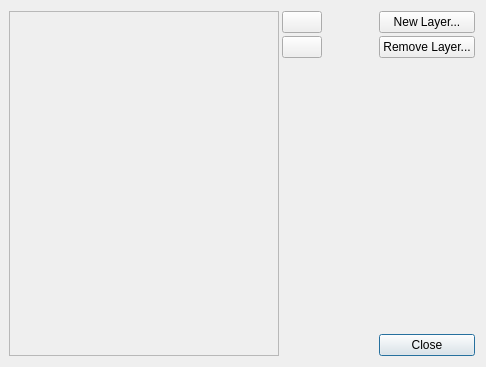
This is DMHelper/src/layerseditdialog.ui in MMetze/DMHelper as Qt 5 draws it before an edit. The edited form follows.
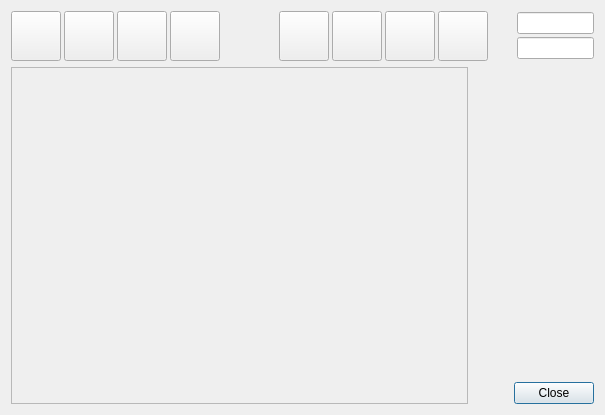
This is the edited form. Icons and pictures are not drawn.

Commit message: First version updated layer edit dialog

Patch:
```diff
--- a/DMHelper/src/layerseditdialog.ui
+++ b/DMHelper/src/layerseditdialog.ui
@@ -6,8 +6,8 @@
    <rect>
     <x>0</x>
     <y>0</y>
-    <width>486</width>
-    <height>367</height>
+    <width>605</width>
+    <height>415</height>
    </rect>
   </property>
   <property name="windowTitle">
@@ -16,41 +16,177 @@
   <property name="styleSheet">
    <string notr="true">background-image: url(:/img/data/parchment.jpg);</string>
   </property>
-  <layout class="QHBoxLayout" name="horizontalLayout" stretch="10,1,2,1">
-   <property name="spacing">
-    <number>3</number>
-   </property>
-   <property name="leftMargin">
-    <number>9</number>
-   </property>
+  <layout class="QVBoxLayout" name="verticalLayout_3">
    <item>
-    <widget class="QScrollArea" name="scrollArea">
-     <property name="sizePolicy">
-      <sizepolicy hsizetype="MinimumExpanding" vsizetype="Expanding">
-       <horstretch>0</horstretch>
-       <verstretch>0</verstretch>
-      </sizepolicy>
-     </property>
-     <property name="widgetResizable">
-      <bool>true</bool>
-     </property>
-     <widget class="QWidget" name="scrollAreaWidgetContents">
-      <property name="geometry">
-       <rect>
-        <x>0</x>
-        <y>0</y>
-        <width>262</width>
-        <height>347</height>
-       </rect>
-      </property>
-     </widget>
-    </widget>
-   </item>
-   <item>
-    <layout class="QVBoxLayout" name="verticalLayout_2">
+    <layout class="QHBoxLayout" name="horizontalLayout_2">
      <property name="spacing">
       <number>3</number>
      </property>
+     <item>
+      <widget class="QPushButton" name="btnScaleScene">
+       <property name="minimumSize">
+        <size>
+         <width>50</width>
+         <height>50</height>
+        </size>
+       </property>
+       <property name="maximumSize">
+        <size>
+         <width>50</width>
+         <height>50</height>
+        </size>
+       </property>
+       <property name="toolTip">
+        <string>Scale the layer to fit the scene</string>
+       </property>
+       <property name="text">
+        <string/>
+       </property>
+       <property name="icon">
+        <iconset resource="resources.qrc">
+         <normaloff>:/img/data/icon_image_fill.png</normaloff>:/img/data/icon_image_fill.png</iconset>
+       </property>
+       <property name="iconSize">
+        <size>
+         <width>40</width>
+         <height>40</height>
+        </size>
+       </property>
+       <property name="autoDefault">
+        <bool>false</bool>
+       </property>
+       <property name="flat">
+        <bool>false</bool>
+       </property>
+      </widget>
+     </item>
+     <item>
+      <widget class="QPushButton" name="btnMinimumExpand">
+       <property name="minimumSize">
+        <size>
+         <width>50</width>
+         <height>50</height>
+        </size>
+       </property>
+       <property name="maximumSize">
+        <size>
+         <width>50</width>
+         <height>50</height>
+        </size>
+       </property>
+       <property name="toolTip">
+        <string>Scale the layer to fully fit in the scene, preserving the aspect ratio</string>
+       </property>
+       <property name="text">
+        <string/>
+       </property>
+       <property name="icon">
+        <iconset resource="resources.qrc">
+         <normaloff>:/img/data/icon_image_min.png</normaloff>:/img/data/icon_image_min.png</iconset>
+       </property>
+       <property name="iconSize">
+        <size>
+         <width>40</width>
+         <height>40</height>
+        </size>
+       </property>
+       <property name="autoDefault">
+        <bool>false</bool>
+       </property>
+       <property name="flat">
+        <bool>false</bool>
+       </property>
+      </widget>
+     </item>
+     <item>
+      <widget class="QPushButton" name="btnMaximumExpand">
+       <property name="minimumSize">
+        <size>
+         <width>50</width>
+         <height>50</height>
+        </size>
+       </property>
+       <property name="maximumSize">
+        <size>
+         <width>50</width>
+         <height>50</height>
+        </size>
+       </property>
+       <property name="toolTip">
+        <string>Scale the layer to fully cover the scene, preserving the aspect ratio</string>
+       </property>
+       <property name="text">
+        <string/>
+       </property>
+       <property name="icon">
+        <iconset resource="resources.qrc">
+         <normaloff>:/img/data/icon_image_max.png</normaloff>:/img/data/icon_image_max.png</iconset>
+       </property>
+       <property name="iconSize">
+        <size>
+         <width>40</width>
+         <height>40</height>
+        </size>
+       </property>
+       <property name="autoDefault">
+        <bool>false</bool>
+       </property>
+       <property name="flat">
+        <bool>false</bool>
+       </property>
+      </widget>
+     </item>
+     <item>
+      <widget class="QPushButton" name="btnScaleOriginal">
+       <property name="minimumSize">
+        <size>
+         <width>50</width>
+         <height>50</height>
+        </size>
+       </property>
+       <property name="maximumSize">
+        <size>
+         <width>50</width>
+         <height>50</height>
+        </size>
+       </property>
+       <property name="toolTip">
+        <string>Scale the layer to fit its contents original size</string>
+       </property>
+       <property name="text">
+        <string/>
+       </property>
+       <property name="icon">
+        <iconset resource="resources.qrc">
+         <normaloff>:/img/data/icon_image_original.png</normaloff>:/img/data/icon_image_original.png</iconset>
+       </property>
+       <property name="iconSize">
+        <size>
+         <width>40</width>
+         <height>40</height>
+        </size>
+       </property>
+       <property name="autoDefault">
+        <bool>false</bool>
+       </property>
+       <property name="flat">
+        <bool>false</bool>
+       </property>
+      </widget>
+     </item>
+     <item>
+      <spacer name="horizontalSpacer_2">
+       <property name="orientation">
+        <enum>Qt::Horizontal</enum>
+       </property>
+       <property name="sizeHint" stdset="0">
+        <size>
+         <width>40</width>
+         <height>20</height>
+        </size>
+       </property>
+      </spacer>
+     </item>
      <item>
       <widget class="QPushButton" name="btnUp">
        <property name="sizePolicy">
@@ -59,6 +195,21 @@
          <verstretch>0</verstretch>
         </sizepolicy>
        </property>
+       <property name="minimumSize">
+        <size>
+         <width>50</width>
+         <height>50</height>
+        </size>
+       </property>
+       <property name="maximumSize">
+        <size>
+         <width>50</width>
+         <height>50</height>
+        </size>
+       </property>
+       <property name="toolTip">
+        <string>Move Layer upwards/backwards</string>
+       </property>
        <property name="text">
         <string/>
        </property>
@@ -68,8 +219,8 @@
        </property>
        <property name="iconSize">
         <size>
-         <width>36</width>
-         <height>36</height>
+         <width>40</width>
+         <height>40</height>
         </size>
        </property>
       </widget>
@@ -82,6 +233,21 @@
          <verstretch>0</verstretch>
         </sizepolicy>
        </property>
+       <property name="minimumSize">
+        <size>
+         <width>50</width>
+         <height>50</height>
+        </size>
+       </property>
+       <property name="maximumSize">
+        <size>
+         <width>50</width>
+         <height>50</height>
+        </size>
+       </property>
+       <property name="toolTip">
+        <string>Move Layer downwards/forewards</string>
+       </property>
        <property name="text">
         <string/>
        </property>
@@ -91,85 +257,308 @@
        </property>
        <property name="iconSize">
         <size>
-         <width>36</width>
-         <height>36</height>
-        </size>
-       </property>
-      </widget>
-     </item>
-     <item>
-      <spacer name="verticalSpacer_2">
-       <property name="orientation">
-        <enum>Qt::Vertical</enum>
-       </property>
-       <property name="sizeHint" stdset="0">
-        <size>
-         <width>20</width>
+         <width>40</width>
          <height>40</height>
         </size>
        </property>
-      </spacer>
+      </widget>
      </item>
-    </layout>
-   </item>
-   <item>
-    <spacer name="horizontalSpacer">
-     <property name="orientation">
-      <enum>Qt::Horizontal</enum>
-     </property>
-     <property name="sizeType">
-      <enum>QSizePolicy::Preferred</enum>
-     </property>
-     <property name="sizeHint" stdset="0">
-      <size>
-       <width>40</width>
-       <height>20</height>
-      </size>
-     </property>
-    </spacer>
-   </item>
-   <item>
-    <layout class="QVBoxLayout" name="verticalLayout">
-     <property name="spacing">
-      <number>3</number>
-     </property>
      <item>
       <widget class="QPushButton" name="btnNewLayer">
+       <property name="minimumSize">
+        <size>
+         <width>50</width>
+         <height>50</height>
+        </size>
+       </property>
+       <property name="maximumSize">
+        <size>
+         <width>50</width>
+         <height>50</height>
+        </size>
+       </property>
+       <property name="toolTip">
+        <string>Add Layer...</string>
+       </property>
        <property name="text">
-        <string>New Layer...</string>
+        <string/>
+       </property>
+       <property name="icon">
+        <iconset resource="resources.qrc">
+         <normaloff>:/img/data/icon_plus.png</normaloff>:/img/data/icon_plus.png</iconset>
+       </property>
+       <property name="iconSize">
+        <size>
+         <width>40</width>
+         <height>40</height>
+        </size>
        </property>
       </widget>
      </item>
      <item>
       <widget class="QPushButton" name="btnRemoveLayer">
-       <property name="text">
+       <property name="minimumSize">
+        <size>
+         <width>50</width>
+         <height>50</height>
+        </size>
+       </property>
+       <property name="maximumSize">
+        <size>
+         <width>50</width>
+         <height>50</height>
+        </size>
+       </property>
+       <property name="toolTip">
         <string>Remove Layer...</string>
        </property>
-      </widget>
-     </item>
-     <item>
-      <spacer name="verticalSpacer">
-       <property name="orientation">
-        <enum>Qt::Vertical</enum>
+       <property name="text">
+        <string/>
        </property>
-       <property name="sizeHint" stdset="0">
+       <property name="icon">
+        <iconset resource="resources.qrc">
+         <normaloff>:/img/data/icon_remove.png</normaloff>:/img/data/icon_remove.png</iconset>
+       </property>
+       <property name="iconSize">
         <size>
-         <width>20</width>
+         <width>40</width>
          <height>40</height>
         </size>
        </property>
-      </spacer>
+      </widget>
      </item>
      <item>
-      <widget class="QPushButton" name="btnClose">
-       <property name="text">
-        <string>Close</string>
+      <layout class="QVBoxLayout" name="verticalLayout_2">
+       <property name="spacing">
+        <number>0</number>
        </property>
-       <property name="default">
+       <item>
+        <layout class="QHBoxLayout" name="layoutMeasurement">
+         <property name="spacing">
+          <number>1</number>
+         </property>
+         <item>
+          <widget class="QLabel" name="lblSceneWidth">
+           <property name="sizePolicy">
+            <sizepolicy hsizetype="Fixed" vsizetype="Preferred">
+             <horstretch>0</horstretch>
+             <verstretch>0</verstretch>
+            </sizepolicy>
+           </property>
+           <property name="minimumSize">
+            <size>
+             <width>25</width>
+             <height>25</height>
+            </size>
+           </property>
+           <property name="maximumSize">
+            <size>
+             <width>25</width>
+             <height>25</height>
+            </size>
+           </property>
+           <property name="toolTip">
+            <string>The scene's width</string>
+           </property>
+           <property name="text">
+            <string/>
+           </property>
+           <property name="pixmap">
+            <pixmap resource="resources.qrc">:/img/data/icon_distance.png</pixmap>
+           </property>
+           <property name="scaledContents">
+            <bool>true</bool>
+           </property>
+           <property name="alignment">
+            <set>Qt::AlignLeading|Qt::AlignLeft|Qt::AlignVCenter</set>
+           </property>
+          </widget>
+         </item>
+         <item>
+          <widget class="QLineEdit" name="edtSceneWidth">
+           <property name="enabled">
+            <bool>true</bool>
+           </property>
+           <property name="sizePolicy">
+            <sizepolicy hsizetype="Fixed" vsizetype="Fixed">
+             <horstretch>0</horstretch>
+             <verstretch>0</verstretch>
+            </sizepolicy>
+           </property>
+           <property name="minimumSize">
+            <size>
+             <width>0</width>
+             <height>0</height>
+            </size>
+           </property>
+           <property name="maximumSize">
+            <size>
+             <width>77</width>
+             <height>16777215</height>
+            </size>
+           </property>
+           <property name="font">
+            <font>
+             <bold>true</bold>
+            </font>
+           </property>
+           <property name="toolTip">
+            <string>The scene's width</string>
+           </property>
+           <property name="styleSheet">
+            <string notr="true"/>
+           </property>
+           <property name="alignment">
+            <set>Qt::AlignCenter</set>
+           </property>
+           <property name="readOnly">
+            <bool>true</bool>
+           </property>
+          </widget>
+         </item>
+        </layout>
+       </item>
+       <item>
+        <layout class="QHBoxLayout" name="horizontalLayout_3">
+         <property name="spacing">
+          <number>1</number>
+         </property>
+         <item>
+          <widget class="QLabel" name="lblSceneHeight">
+           <property name="sizePolicy">
+            <sizepolicy hsizetype="Fixed" vsizetype="Preferred">
+             <horstretch>0</horstretch>
+             <verstretch>0</verstretch>
+            </sizepolicy>
+           </property>
+           <property name="minimumSize">
+            <size>
+             <width>25</width>
+             <height>25</height>
+            </size>
+           </property>
+           <property name="maximumSize">
+            <size>
+             <width>25</width>
+             <height>25</height>
+            </size>
+           </property>
+           <property name="toolTip">
+            <string>The scene's height</string>
+           </property>
+           <property name="text">
+            <string/>
+           </property>
+           <property name="pixmap">
+            <pixmap resource="resources.qrc">:/img/data/icon_height.png</pixmap>
+           </property>
+           <property name="scaledContents">
+            <bool>true</bool>
+           </property>
+           <property name="alignment">
+            <set>Qt::AlignLeading|Qt::AlignLeft|Qt::AlignVCenter</set>
+           </property>
+          </widget>
+         </item>
+         <item>
+          <widget class="QLineEdit" name="edtSceneHeight">
+           <property name="sizePolicy">
+            <sizepolicy hsizetype="Fixed" vsizetype="Fixed">
+             <horstretch>0</horstretch>
+             <verstretch>0</verstretch>
+            </sizepolicy>
+           </property>
+           <property name="maximumSize">
+            <size>
+             <width>77</width>
+             <height>16777215</height>
+            </size>
+           </property>
+           <property name="toolTip">
+            <string>The scene's height</string>
+           </property>
+          </widget>
+         </item>
+        </layout>
+       </item>
+      </layout>
+     </item>
+    </layout>
+   </item>
+   <item>
+    <layout class="QHBoxLayout" name="horizontalLayout">
+     <item>
+      <widget class="QScrollArea" name="scrollArea">
+       <property name="sizePolicy">
+        <sizepolicy hsizetype="MinimumExpanding" vsizetype="Expanding">
+         <horstretch>0</horstretch>
+         <verstretch>0</verstretch>
+        </sizepolicy>
+       </property>
+       <property name="verticalScrollBarPolicy">
+        <enum>Qt::ScrollBarAsNeeded</enum>
+       </property>
+       <property name="widgetResizable">
         <bool>true</bool>
        </property>
+       <widget class="QWidget" name="scrollAreaWidgetContents">
+        <property name="geometry">
+         <rect>
+          <x>0</x>
+          <y>0</y>
+          <width>454</width>
+          <height>329</height>
+         </rect>
+        </property>
+       </widget>
       </widget>
      </item>
+     <item>
+      <spacer name="horizontalSpacer">
+       <property name="orientation">
+        <enum>Qt::Horizontal</enum>
+       </property>
+       <property name="sizeType">
+        <enum>QSizePolicy::Preferred</enum>
+       </property>
+       <property name="sizeHint" stdset="0">
+        <size>
+         <width>40</width>
+         <height>20</height>
+        </size>
+       </property>
+      </spacer>
+     </item>
+     <item>
+      <layout class="QVBoxLayout" name="verticalLayout">
+       <property name="spacing">
+        <number>3</number>
+       </property>
+       <item>
+        <spacer name="verticalSpacer">
+         <property name="orientation">
+          <enum>Qt::Vertical</enum>
+         </property>
+         <property name="sizeHint" stdset="0">
+          <size>
+           <width>20</width>
+           <height>40</height>
+          </size>
+         </property>
+        </spacer>
+       </item>
+       <item>
+        <widget class="QPushButton" name="btnClose">
+         <property name="text">
+          <string>Close</string>
+         </property>
+         <property name="default">
+          <bool>true</bool>
+         </property>
+        </widget>
+       </item>
+      </layout>
+     </item>
     </layout>
    </item>
   </layout>
```
The commit also changes 26 other files.
